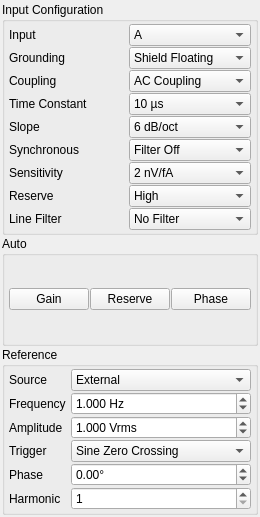
Qt form QSR830/SR830Settings_UI.ui (davidgrier/qacam) before a commit.
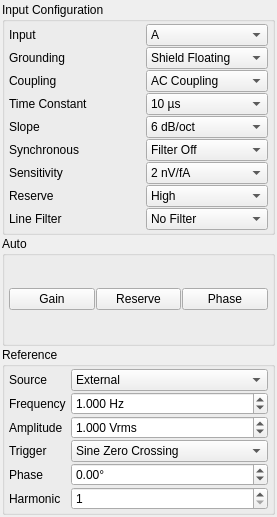
The same form after that commit.

The edit to the form file:
```diff
--- a/QSR830/SR830Settings_UI.ui
+++ b/QSR830/SR830Settings_UI.ui
@@ -7,10 +7,16 @@
    <rect>
     <x>0</x>
     <y>0</y>
-    <width>238</width>
+    <width>277</width>
     <height>517</height>
    </rect>
   </property>
+  <property name="minimumSize">
+   <size>
+    <width>277</width>
+    <height>0</height>
+   </size>
+  </property>
   <property name="windowTitle">
    <string>SR830</string>
   </property>
```
Left out of the diff: 11 changed lines with no effect on the pictures.
